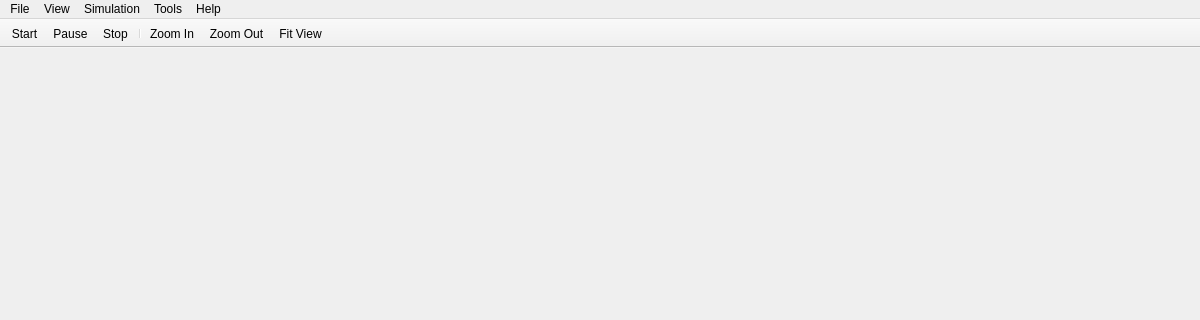
Old version of the form EGTRAIN/QEGTRAIN/app/MainWindow.ui in the repository Ancientkingg/EGTRAIN; both pictures show x 0 to 1200 and y 0 to 320 of the 1200 by 800 pixel window.
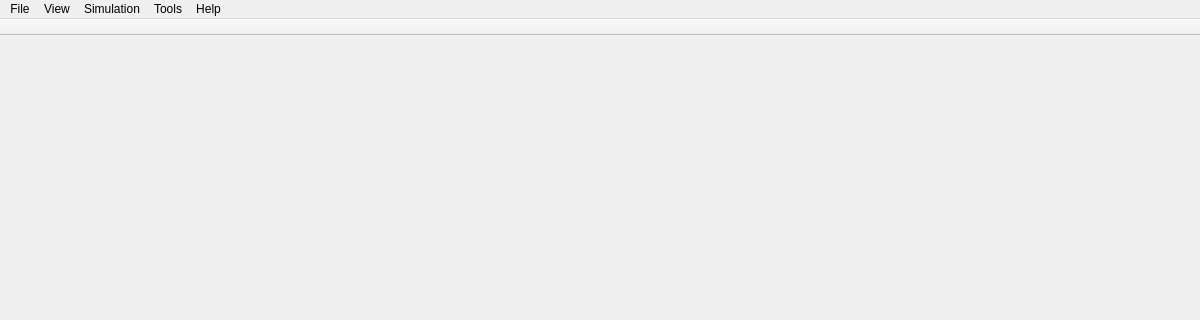
New version of the form.

Patch:
```diff
--- a/EGTRAIN/QEGTRAIN/app/MainWindow.ui
+++ b/EGTRAIN/QEGTRAIN/app/MainWindow.ui
@@ -91,13 +91,6 @@
    <attribute name="toolBarBreak">
     <bool>false</bool>
    </attribute>
-   <addaction name="actionSimulationStart"/>
-   <addaction name="actionSimulationPause"/>
-   <addaction name="actionSimulationStop"/>
-   <addaction name="separator"/>
-   <addaction name="actionZoomIn"/>
-   <addaction name="actionZoomOut"/>
-   <addaction name="actionFitView"/>
   </widget>
   <widget class="QStatusBar" name="statusBar"/>
   <action name="actionAbout">
@@ -175,7 +168,7 @@
   </action>
   <action name="actionFitView">
    <property name="text">
-    <string>Fit View</string>
+    <string>Fit</string>
    </property>
    <property name="toolTip">
     <string>Fit the network view to the window</string>
```
Left out of the diff: 9 changed lines with no effect on the pictures.
